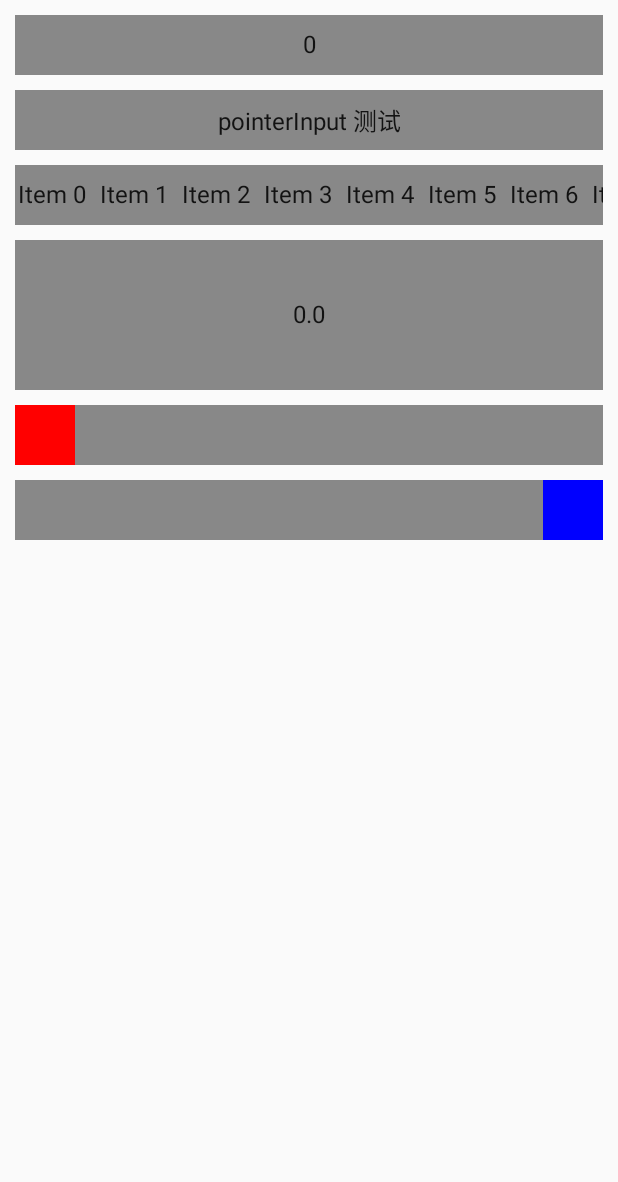
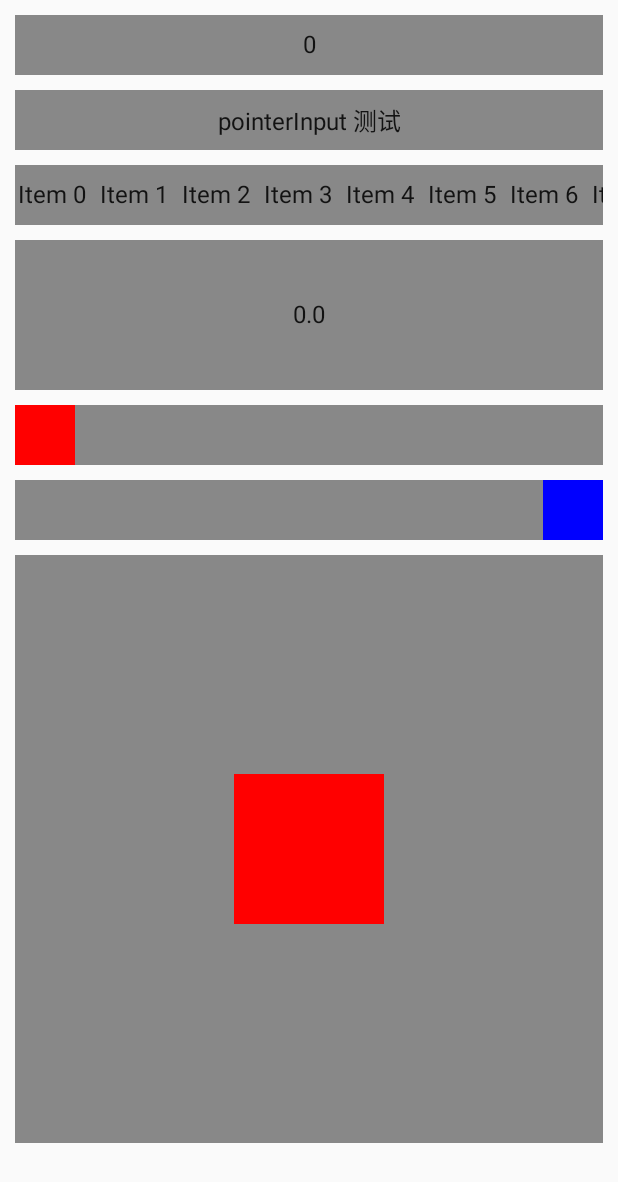
Before and after one commit to jiaoyaning/ComposeRoad, an Android app built with Jetpack Compose: the GestureActivity screen opened directly, with no data from a screen before it, on a phone screen of 412 x 824 dp. Shown: the top 1182 px of the screen. Run offline under Robolectric (Android 15) with nearby library versions, the phone set to English and light mode, and no system bars.

Commit message:
update Transformer

```diff
--- a/app/src/main/java/com/jyn/composeroad/gesture/GestureActivity.kt
+++ b/app/src/main/java/com/jyn/composeroad/gesture/GestureActivity.kt
@@ -13,6 +13,9 @@ import androidx.compose.material.*
 import androidx.compose.runtime.*
 import androidx.compose.ui.Alignment
 import androidx.compose.ui.Modifier
+import androidx.compose.ui.draw.rotate
+import androidx.compose.ui.draw.scale
+import androidx.compose.ui.geometry.Offset
 import androidx.compose.ui.graphics.Color
 import androidx.compose.ui.input.pointer.pointerInput
 import androidx.compose.ui.layout.onSizeChanged
@@ -225,10 +228,44 @@ class GestureActivity : BaseActivity() {
 
     /**
      * Transformer双指拖动、缩放与旋转
+     *
+     *  transformableState：通过使用 rememberTransformableState 可以创建一个 transformableState, 通过 rememberTransformableState 的尾部 lambda 可以获取当前双指拖动、缩放或旋转手势信息。
+     *      通过 transformableState 还允许开发者根据需求动态对 UI 组件进行双指拖动、缩放或旋转操作，最终都会 rememberTransformableState 的尾部 lambda 回调。
+     *  lockRotationOnZoomPan(可选参数)：当主动设置为 true 时，当UI组件已发生双指拖动或缩放时，将获取不到旋转角度偏移量信息。
      */
     @Composable
     fun TransformerView() {
-//        Box(modifier = Modifier.transformable())
+        var rotate by remember { mutableStateOf(0f) } //旋转角度
+        var scale by remember { mutableStateOf(1f) } //缩放
+        var offset by remember { mutableStateOf(Offset.Zero) } //位移
+
+        Box(
+            modifier = Modifier
+                .fillMaxWidth()
+                .aspectRatio(1f) //宽高比为1
+                .background(Color.Gray),
+            contentAlignment = Alignment.Center
+        ) {
+            Box(
+                modifier = Modifier
+                    .size(100.dp)
+                    .rotate(rotate)// 需要注意 offset 与 rotate 的调用先后顺序
+                    .offset { IntOffset(offset.x.roundToInt(), offset.y.roundToInt()) }
+                    .scale(scale)
+                    .background(Color.Red)
+                    .transformable(
+                        lockRotationOnZoomPan = false,
+                        /**
+                         * zoomChange: 缩放
+                         * panChange: 位移
+                         * rotationChange: 旋转
+                         */
+                        state = rememberTransformableState { zoomChange: Float, panChange: Offset, rotationChange: Float ->
+                            scale *= zoomChange
+                            offset += panChange
+                            rotate += rotationChange
+                        })
+            )
+        }
     }
-
 }
```
